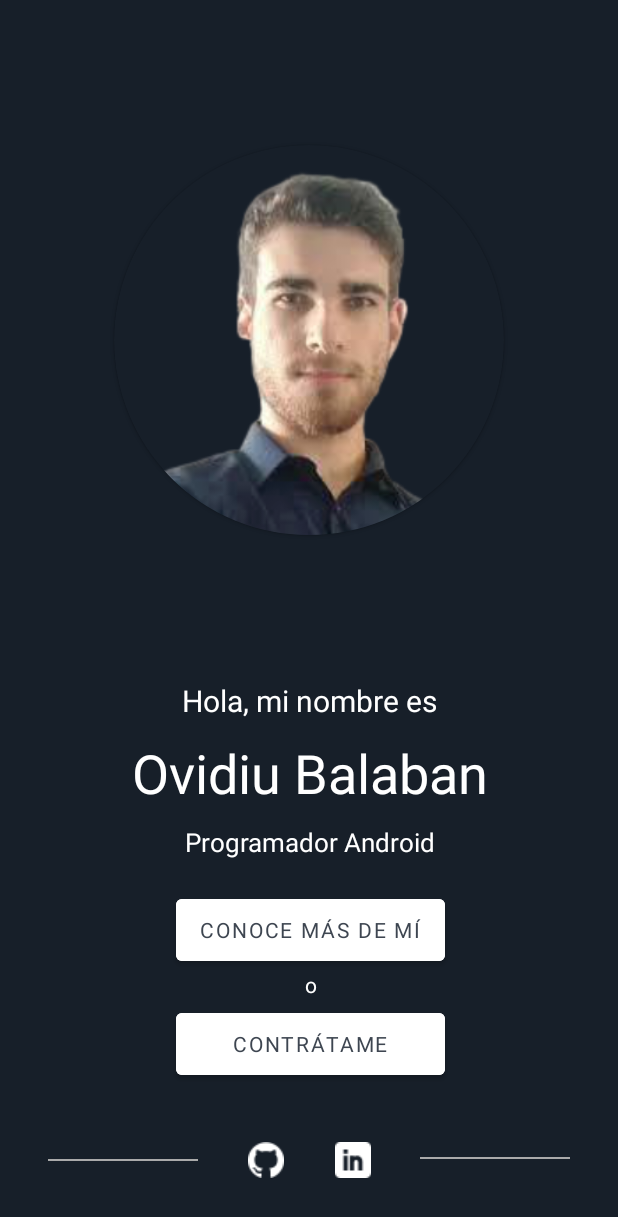
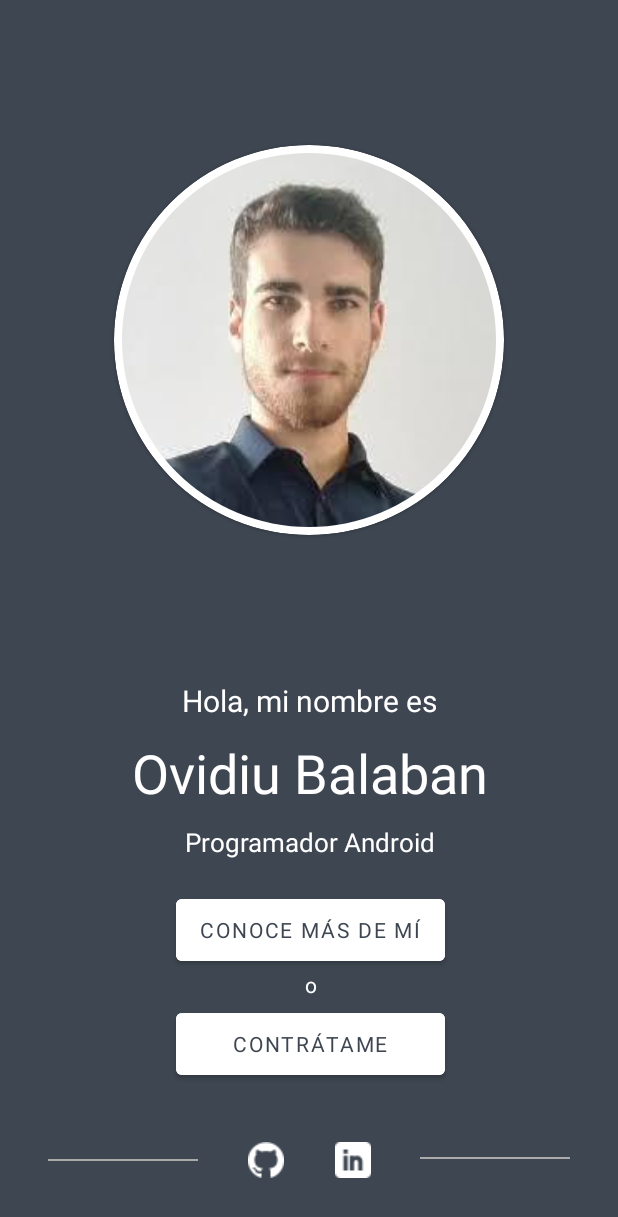
Before and after one commit to ovidiu-b/ovidiu-portfolio, an Android app: the screen it shows after launch (MainActivity), on a phone screen of 412 x 824 dp. Shown: the top 1217 px of the screen. Run offline under Robolectric (Android 15) with nearby library versions, the phone set to English and light mode, and no system bars; Roboto replaces fonts that are not available here.

Commit message:
The introduction image of myself in IntroductionFragment was modified to be rendered by Glide with the circleCrop functionality

```diff
--- a/app/src/main/java/com/ovidiu/portfolio/architecture/view/fragments/IntroductionFragment.kt
+++ b/app/src/main/java/com/ovidiu/portfolio/architecture/view/fragments/IntroductionFragment.kt
@@ -5,6 +5,9 @@ import android.view.LayoutInflater
 import android.view.View
 import android.view.ViewGroup
 import androidx.navigation.Navigation
+import com.bumptech.glide.Glide
+import com.bumptech.glide.request.RequestOptions
+import com.ovidiu.portfolio.R
 import com.ovidiu.portfolio.databinding.FragmentIntroductionBinding
 
 class IntroductionFragment : ViewBindingFragment<FragmentIntroductionBinding>() {
@@ -15,6 +18,12 @@ class IntroductionFragment : ViewBindingFragment<FragmentIntroductionBinding>()
     override fun onViewCreated(view: View, savedInstanceState: Bundle?) {
         super.onViewCreated(view, savedInstanceState)
 
+        Glide
+            .with(requireContext())
+            .load(R.drawable.ovidiu)
+            .apply(RequestOptions().circleCrop())
+            .into(binding.imageIntroduction)
+
         binding.btnKnowMoreAboutMe.setOnClickListener (
             Navigation.createNavigateOnClickListener(IntroductionFragmentDirections.actionIntroductionFragmentToProfileFragment())
         )
--- a/app/src/main/java/com/ovidiu/portfolio/architecture/view/fragments/ProfileFragment.kt
+++ b/app/src/main/java/com/ovidiu/portfolio/architecture/view/fragments/ProfileFragment.kt
@@ -1,26 +1,20 @@
 package com.ovidiu.portfolio.architecture.view.fragments
 
-import android.graphics.Bitmap
 import android.os.Bundle
 import android.view.LayoutInflater
 import android.view.View
 import android.view.ViewGroup
-import androidx.core.graphics.drawable.RoundedBitmapDrawableFactory
 import androidx.fragment.app.Fragment
 import androidx.fragment.app.FragmentManager
 import androidx.fragment.app.FragmentStatePagerAdapter
 import androidx.navigation.Navigation
 import com.bumptech.glide.Glide
-import com.bumptech.glide.load.resource.bitmap.TransformationUtils.centerCrop
-import com.bumptech.glide.request.BaseRequestOptions
 import com.bumptech.glide.request.RequestOptions
-import com.bumptech.glide.request.target.BitmapImageViewTarget
 import com.ovidiu.portfolio.R
 import com.ovidiu.portfolio.architecture.view.fragments.profile_tab_fragments.AboutMeFragmentTab
 import com.ovidiu.portfolio.architecture.view.fragments.profile_tab_fragments.ExperienceFragmentTab
 import com.ovidiu.portfolio.architecture.view.fragments.profile_tab_fragments.StudiesFragmentTab
 import com.ovidiu.portfolio.databinding.FragmentProfileBinding
-
 
 class ProfileFragment : ViewBindingFragment<FragmentProfileBinding>() {
     override fun getViewBinding(inflater: LayoutInflater, container: ViewGroup?): FragmentProfileBinding {
--- a/app/src/main/res/layout/fragment_introduction.xml
+++ b/app/src/main/res/layout/fragment_introduction.xml
@@ -6,7 +6,7 @@
     xmlns:tools="http://schemas.android.com/tools"
     android:layout_width="match_parent"
     android:layout_height="match_parent"
-    android:background="@color/primaryDarkColor"
+    android:background="@color/primaryColor"
     tools:context=".architecture.view.fragments.IntroductionFragment">
 
     <androidx.constraintlayout.widget.Guideline
@@ -17,31 +17,20 @@
         app:layout_constraintGuide_percent="0.55" />
 
     <com.google.android.material.card.MaterialCardView
-        android:layout_width="@dimen/circle_image_size"
-        android:layout_height="@dimen/circle_image_size"
+        android:layout_width="260dp"
+        android:layout_height="260dp"
         app:layout_constraintBottom_toTopOf="@+id/guideline"
         app:layout_constraintEnd_toEndOf="parent"
         app:layout_constraintStart_toStartOf="parent"
         app:layout_constraintTop_toTopOf="parent"
-        app:cardBackgroundColor="@color/primaryDarkColor"
         app:cardCornerRadius="130dp">
-        <ImageView
-            android:layout_height="@dimen/circle_image_size"
-            android:layout_width="@dimen/circle_image_size"
-            android:padding="10dp"
-            android:id="@+id/circleImage"
-            android:src="@drawable/ovidiu"
+        <androidx.appcompat.widget.AppCompatImageView
+            android:id="@+id/imageIntroduction"
+            android:layout_height="260dp"
+            android:layout_width="260dp"
+            android:padding="5dp"
             android:scaleType="centerCrop"/>
     </com.google.android.material.card.MaterialCardView>
-
-    <!--<androidx.appcompat.widget.AppCompatImageView
-        android:layout_width="300dp"
-        android:layout_height="300dp"
-        android:src="@drawable/ovidiu"
-        app:layout_constraintBottom_toTopOf="@+id/guideline"
-        app:layout_constraintEnd_toEndOf="parent"
-        app:layout_constraintStart_toStartOf="parent"
-        app:layout_constraintTop_toTopOf="parent" />-->
 
     <TextView
         android:id="@+id/textView"
--- a/app/src/main/res/values/dimens.xml
+++ b/app/src/main/res/values/dimens.xml
@@ -1,4 +1,4 @@
 <?xml version="1.0" encoding="utf-8"?>
 <resources>
-    <dimen name="circle_image_size">260dp</dimen>
+
 </resources>
```
Also changed, not shown: app/src/main/res/drawable/ovidiu.jpg (added), app/src/main/res/drawable/ovidiu.png (deleted).
